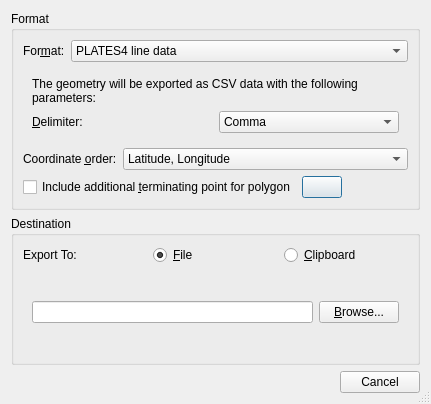
The window that src/qt-widgets/ExportCoordinatesDialogUi.ui (GPlates/GPlates) describes before a commit, drawn with Qt 5.
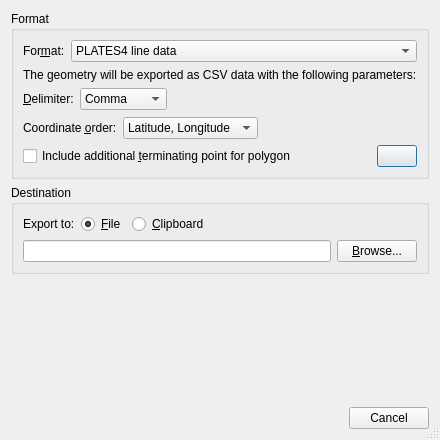
The same window after the commit. The open tabs and pages were chosen to show the change. Icons and pictures are not drawn.

Diff of the .ui file:
```diff
--- a/src/qt-widgets/ExportCoordinatesDialogUi.ui
+++ b/src/qt-widgets/ExportCoordinatesDialogUi.ui
@@ -8,8 +8,8 @@
    <rect>
     <x>0</x>
     <y>0</y>
-    <width>431</width>
-    <height>404</height>
+    <width>440</width>
+    <height>440</height>
    </rect>
   </property>
   <property name="windowTitle" >
@@ -28,6 +28,12 @@
   <layout class="QVBoxLayout" >
    <item>
     <widget class="QGroupBox" name="groupbox_format" >
+     <property name="sizePolicy" >
+      <sizepolicy vsizetype="Minimum" hsizetype="Preferred" >
+       <horstretch>0</horstretch>
+       <verstretch>0</verstretch>
+      </sizepolicy>
+     </property>
      <property name="title" >
       <string>Format</string>
      </property>
@@ -87,15 +93,10 @@
          <number>0</number>
         </property>
         <widget class="QWidget" name="page_format_plates4" >
-         <property name="geometry" >
-          <rect>
-           <x>0</x>
-           <y>0</y>
-           <width>391</width>
-           <height>84</height>
-          </rect>
-         </property>
          <layout class="QVBoxLayout" >
+          <property name="margin" >
+           <number>0</number>
+          </property>
           <item>
            <widget class="QLabel" name="label_info_plates4" >
             <property name="text" >
@@ -106,18 +107,26 @@
             </property>
            </widget>
           </item>
+          <item>
+           <spacer name="verticalSpacer_2" >
+            <property name="orientation" >
+             <enum>Qt::Vertical</enum>
+            </property>
+            <property name="sizeHint" stdset="0" >
+             <size>
+              <width>1</width>
+              <height>1</height>
+             </size>
+            </property>
+           </spacer>
+          </item>
          </layout>
         </widget>
         <widget class="QWidget" name="page_format_gmt" >
-         <property name="geometry" >
-          <rect>
-           <x>0</x>
-           <y>0</y>
-           <width>391</width>
-           <height>84</height>
-          </rect>
-         </property>
          <layout class="QVBoxLayout" >
+          <property name="margin" >
+           <number>0</number>
+          </property>
           <item>
            <widget class="QLabel" name="label_info_gmt" >
             <property name="text" >
@@ -128,18 +137,26 @@
             </property>
            </widget>
           </item>
+          <item>
+           <spacer name="verticalSpacer_3" >
+            <property name="orientation" >
+             <enum>Qt::Vertical</enum>
+            </property>
+            <property name="sizeHint" stdset="0" >
+             <size>
+              <width>1</width>
+              <height>1</height>
+             </size>
+            </property>
+           </spacer>
+          </item>
          </layout>
         </widget>
         <widget class="QWidget" name="page_format_shapefile" >
-         <property name="geometry" >
-          <rect>
-           <x>0</x>
-           <y>0</y>
-           <width>391</width>
-           <height>84</height>
-          </rect>
-         </property>
          <layout class="QGridLayout" >
+          <property name="margin" >
+           <number>0</number>
+          </property>
           <item row="0" column="0" >
            <widget class="QLabel" name="label_info_shapefile" >
             <property name="text" >
@@ -150,18 +167,26 @@
             </property>
            </widget>
           </item>
+          <item row="1" column="0" >
+           <spacer name="verticalSpacer_4" >
+            <property name="orientation" >
+             <enum>Qt::Vertical</enum>
+            </property>
+            <property name="sizeHint" stdset="0" >
+             <size>
+              <width>1</width>
+              <height>1</height>
+             </size>
+            </property>
+           </spacer>
+          </item>
          </layout>
         </widget>
         <widget class="QWidget" name="page_format_wkt" >
-         <property name="geometry" >
-          <rect>
-           <x>0</x>
-           <y>0</y>
-           <width>391</width>
-           <height>84</height>
-          </rect>
-         </property>
          <layout class="QVBoxLayout" >
+          <property name="margin" >
+           <number>0</number>
+          </property>
           <item>
            <widget class="QLabel" name="label_info_wkt" >
             <property name="text" >
@@ -172,18 +197,26 @@
             </property>
            </widget>
           </item>
+          <item>
+           <spacer name="verticalSpacer_5" >
+            <property name="orientation" >
+             <enum>Qt::Vertical</enum>
+            </property>
+            <property name="sizeHint" stdset="0" >
+             <size>
+              <width>1</width>
+              <height>1</height>
+             </size>
+            </property>
+           </spacer>
+          </item>
          </layout>
         </widget>
         <widget class="QWidget" name="page_format_csv" >
-         <property name="geometry" >
-          <rect>
-           <x>0</x>
-           <y>0</y>
-           <width>100</width>
-           <height>30</height>
-          </rect>
-         </property>
          <layout class="QVBoxLayout" >
+          <property name="margin" >
+           <number>0</number>
+          </property>
           <item>
            <widget class="QLabel" name="label_info_csv" >
             <property name="text" >
@@ -230,8 +263,34 @@
               </item>
              </widget>
             </item>
+            <item>
+             <spacer name="horizontalSpacer_2" >
+              <property name="orientation" >
+               <enum>Qt::Horizontal</enum>
+              </property>
+              <property name="sizeHint" stdset="0" >
+               <size>
+                <width>40</width>
+                <height>20</height>
+               </size>
+              </property>
+             </spacer>
+            </item>
            </layout>
           </item>
+          <item>
+           <spacer name="verticalSpacer_6" >
+            <property name="orientation" >
+             <enum>Qt::Vertical</enum>
+            </property>
+            <property name="sizeHint" stdset="0" >
+             <size>
+              <width>1</width>
+              <height>1</height>
+             </size>
+            </property>
+           </spacer>
+          </item>
          </layout>
         </widget>
        </widget>
@@ -250,12 +309,6 @@
         </item>
         <item>
          <widget class="QComboBox" name="combobox_coordinate_order" >
-          <property name="sizePolicy" >
-           <sizepolicy vsizetype="Fixed" hsizetype="Expanding" >
-            <horstretch>0</horstretch>
-            <verstretch>0</verstretch>
-           </sizepolicy>
-          </property>
           <item>
            <property name="text" >
             <string>Latitude, Longitude</string>
@@ -268,6 +321,19 @@
           </item>
          </widget>
         </item>
+        <item>
+         <spacer name="horizontalSpacer_3" >
+          <property name="orientation" >
+           <enum>Qt::Horizontal</enum>
+          </property>
+          <property name="sizeHint" stdset="0" >
+           <size>
+            <width>40</width>
+            <height>20</height>
+           </size>
+          </property>
+         </spacer>
+        </item>
        </layout>
       </item>
       <item>
@@ -282,6 +348,19 @@
           </property>
          </widget>
         </item>
+        <item>
+         <spacer>
+          <property name="orientation" >
+           <enum>Qt::Horizontal</enum>
+          </property>
+          <property name="sizeHint" stdset="0" >
+           <size>
+            <width>40</width>
+            <height>20</height>
+           </size>
+          </property>
+         </spacer>
+        </item>
         <item>
          <widget class="QPushButton" name="button_explain_terminating_point" >
           <property name="toolTip" >
@@ -296,19 +375,6 @@
           </property>
          </widget>
         </item>
-        <item>
-         <spacer>
-          <property name="orientation" >
-           <enum>Qt::Horizontal</enum>
-          </property>
-          <property name="sizeHint" stdset="0" >
-           <size>
-            <width>40</width>
-            <height>20</height>
-           </size>
-          </property>
-         </spacer>
-        </item>
        </layout>
       </item>
      </layout>
@@ -325,7 +391,7 @@
         <item>
          <widget class="QLabel" name="label_export_to" >
           <property name="text" >
-           <string>Export To:</string>
+           <string>Export to:</string>
           </property>
           <property name="buddy" >
            <cstring>radiobutton_to_file</cstring>
@@ -355,6 +421,19 @@
           </property>
          </widget>
         </item>
+        <item>
+         <spacer name="horizontalSpacer" >
+          <property name="orientation" >
+           <enum>Qt::Horizontal</enum>
+          </property>
+          <property name="sizeHint" stdset="0" >
+           <size>
+            <width>40</width>
+            <height>20</height>
+           </size>
+          </property>
+         </spacer>
+        </item>
        </layout>
       </item>
       <item>
@@ -365,16 +444,14 @@
           <verstretch>0</verstretch>
          </sizepolicy>
         </property>
+        <property name="currentIndex" >
+         <number>0</number>
+        </property>
         <widget class="QWidget" name="page_export_select_file" >
-         <property name="geometry" >
-          <rect>
-           <x>0</x>
-           <y>0</y>
-           <width>391</width>
-           <height>48</height>
-          </rect>
-         </property>
          <layout class="QHBoxLayout" >
+          <property name="margin" >
+           <number>0</number>
+          </property>
           <item>
            <widget class="QLineEdit" name="lineedit_filename" />
           </item>
@@ -387,21 +464,22 @@
           </item>
          </layout>
         </widget>
-        <widget class="QWidget" name="page_export_clipboard" >
-         <property name="geometry" >
-          <rect>
-           <x>0</x>
-           <y>0</y>
-           <width>100</width>
-           <height>30</height>
-          </rect>
-         </property>
-        </widget>
+        <widget class="QWidget" name="page_export_clipboard" />
        </widget>
       </item>
      </layout>
     </widget>
    </item>
+   <item>
+    <widget class="QWidget" native="1" name="widget" >
+     <property name="sizePolicy" >
+      <sizepolicy vsizetype="Expanding" hsizetype="Preferred" >
+       <horstretch>0</horstretch>
+       <verstretch>1</verstretch>
+      </sizepolicy>
+     </property>
+    </widget>
+   </item>
    <item>
     <widget class="QDialogButtonBox" name="buttonbox_export" >
      <property name="standardButtons" >
```
